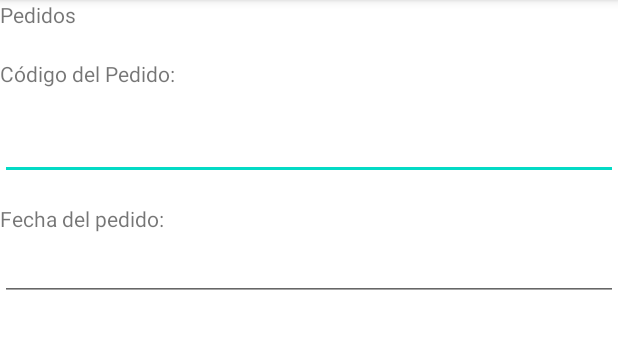
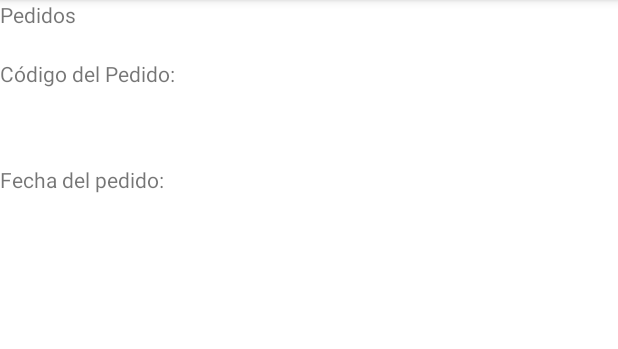
Before and after one commit to johnx32/Gshop, an Android app: the fragment PedidosMostrarFragment shown on its own in the app's theme, on a phone screen of 412 x 824 dp, the part 84-433 px from its top. Run offline under Robolectric (Android 15) with nearby library versions, the phone set to English and light mode, and no system bars; our stand-ins replace Firebase (no records; nobody signed in at launch, a user with empty details on screens opened directly), Room's generated code, RxJava.

Commit message:
Cambiar EditText a TextView en Pedidos.

```diff
--- a/app/src/main/res/layout/fragment_pedidos_mostrar.xml
+++ b/app/src/main/res/layout/fragment_pedidos_mostrar.xml
@@ -21,7 +21,7 @@
         android:layout_marginTop="20dp"
         android:text="Código del Pedido:" />
 
-    <EditText
+    <TextView
         android:id="@+id/et_codigo_pedido"
         android:layout_width="match_parent"
         android:layout_height="wrap_content"
@@ -34,7 +34,7 @@
         android:layout_marginTop="16dp"
         android:text="Fecha del pedido:"/>
 
-    <EditText
+    <TextView
         android:id="@+id/et_fecha_pedido"
         android:layout_width="match_parent"
         android:layout_height="wrap_content"/>
```
